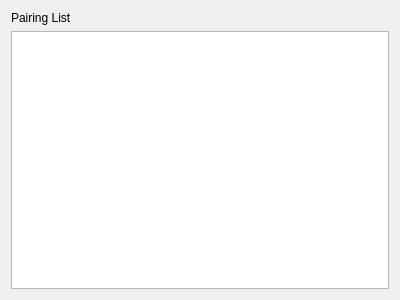
The window that integration/v2/src/libs/libpair/widgets/pairing/ui/PairingListWidget.ui (mrdeveloperdude/OctoMY) describes before a commit, drawn with Qt 5.
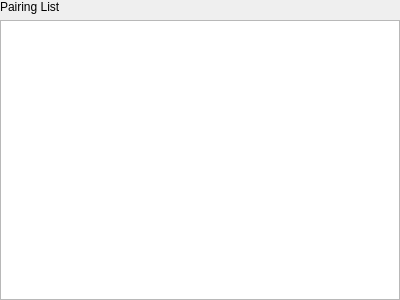
The same window after the commit.

```diff
--- a/integration/v2/src/libs/libpair/widgets/pairing/ui/PairingListWidget.ui
+++ b/integration/v2/src/libs/libpair/widgets/pairing/ui/PairingListWidget.ui
@@ -14,6 +14,18 @@
    <string>Form</string>
   </property>
   <layout class="QGridLayout" name="gridLayout">
+   <property name="leftMargin">
+    <number>0</number>
+   </property>
+   <property name="topMargin">
+    <number>0</number>
+   </property>
+   <property name="rightMargin">
+    <number>0</number>
+   </property>
+   <property name="bottomMargin">
+    <number>0</number>
+   </property>
    <item row="1" column="0">
     <widget class="QListView" name="listViewNodes">
      <property name="sizePolicy">
```
